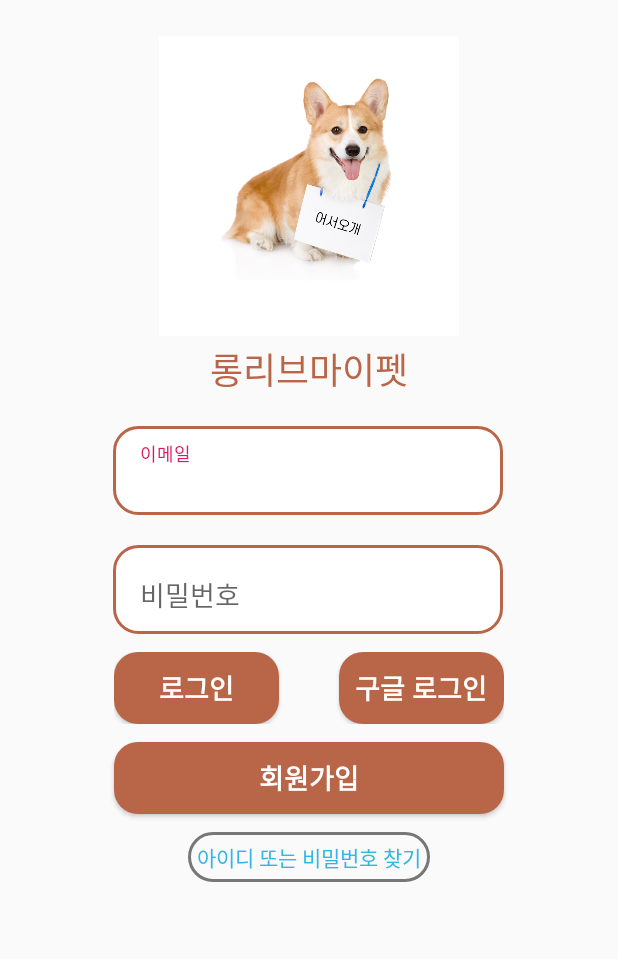
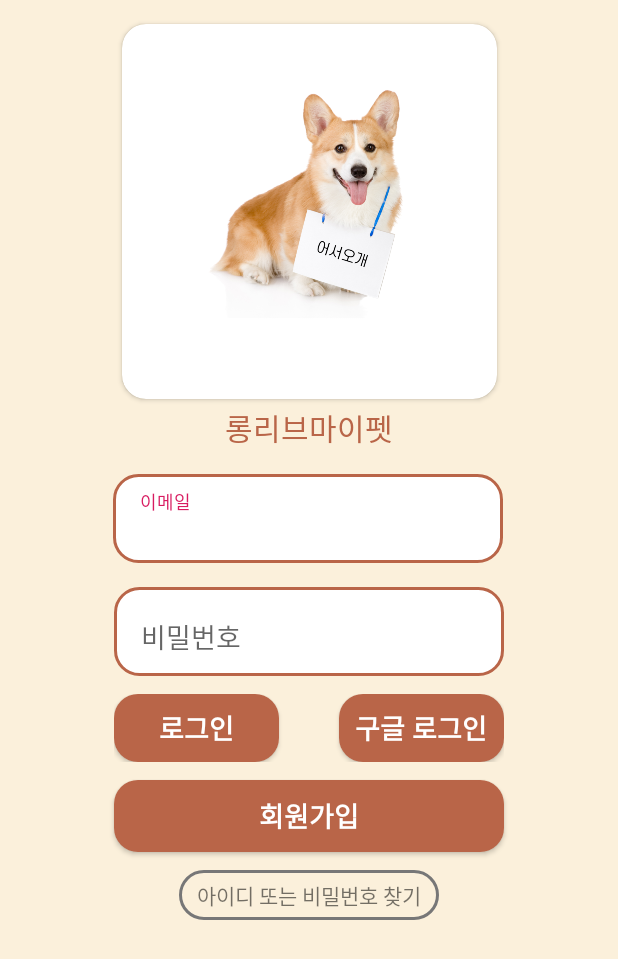
Before and after one commit to koreadydtkd/Longlivemypet, an Android app: the screen it shows after launch (LoginActivity), on a phone screen of 412 x 824 dp. Shown: the top 959 px of the screen. Run offline under Robolectric (Android 15) with nearby library versions, the phone set to English and light mode, and no system bars; our stand-ins replace Firebase (no records; nobody signed in at launch, a user with empty details on screens opened directly).

Commit message:
2020-02-12 용상

```diff
--- a/app/src/main/res/layout/activity_find.xml
+++ b/app/src/main/res/layout/activity_find.xml
@@ -2,6 +2,7 @@
 <androidx.constraintlayout.widget.ConstraintLayout xmlns:android="http://schemas.android.com/apk/res/android"
     xmlns:app="http://schemas.android.com/apk/res-auto"
     xmlns:tools="http://schemas.android.com/tools"
+    android:background="#20FFAA00"
     android:layout_width="match_parent"
     android:layout_height="match_parent"
     tools:context=".FindActivity">
--- a/app/src/main/res/layout/activity_join_second.xml
+++ b/app/src/main/res/layout/activity_join_second.xml
@@ -2,6 +2,7 @@
 <LinearLayout xmlns:android="http://schemas.android.com/apk/res/android"
     xmlns:app="http://schemas.android.com/apk/res-auto"
     xmlns:tools="http://schemas.android.com/tools"
+    android:background="#20FFAA00"
     android:layout_width="match_parent"
     android:layout_height="match_parent"
     android:orientation="vertical"
--- a/app/src/main/res/layout/activity_login.xml
+++ b/app/src/main/res/layout/activity_login.xml
@@ -2,20 +2,30 @@
 <androidx.constraintlayout.widget.ConstraintLayout xmlns:android="http://schemas.android.com/apk/res/android"
     xmlns:app="http://schemas.android.com/apk/res-auto"
     xmlns:tools="http://schemas.android.com/tools"
+    android:background="#20FFAA00"
     android:layout_width="match_parent"
     android:layout_height="match_parent"
     tools:context=".LoginActivity">
 
-    <ImageView
-        android:id="@+id/imageView"
-        android:layout_width="200dp"
-        android:layout_height="200dp"
-        android:layout_marginTop="24dp"
-        android:scaleType="fitCenter"
-        android:src="@drawable/logo"
+    <androidx.cardview.widget.CardView
+        android:id="@+id/cardView"
+        app:cardCornerRadius="16dp"
+        android:layout_marginTop="16dp"
         app:layout_constraintLeft_toLeftOf="parent"
         app:layout_constraintRight_toRightOf="parent"
-        app:layout_constraintTop_toTopOf="parent" />
+        app:layout_constraintTop_toTopOf="parent"
+        android:layout_width="wrap_content"
+        android:layout_height="wrap_content">
+
+        <ImageView
+            android:layout_width="250dp"
+            android:layout_height="250dp"
+            android:padding="12dp"
+            android:src="@drawable/logo"
+            android:scaleType="fitXY"
+            />
+
+    </androidx.cardview.widget.CardView>
 
     <TextView
         android:id="@+id/textView"
@@ -23,9 +33,9 @@
         android:layout_height="wrap_content"
         android:textColor="@color/mainColor"
         android:text="롱리브마이펫"
-        android:textSize="24sp"
+        android:textSize="20sp"
         android:layout_marginTop="4dp"
-        app:layout_constraintTop_toBottomOf="@+id/imageView"
+        app:layout_constraintTop_toBottomOf="@+id/cardView"
         app:layout_constraintLeft_toLeftOf="parent"
         app:layout_constraintRight_toRightOf="parent" />
 
@@ -33,7 +43,7 @@
         android:id="@+id/textInputID"
         android:layout_width="260dp"
         android:layout_height="wrap_content"
-        android:layout_marginTop="20dp"
+        android:layout_marginTop="16dp"
         android:background="@drawable/buttonsecond"
         android:paddingLeft="18dp"
         android:paddingTop="12dp"
@@ -58,13 +68,12 @@
         android:id="@+id/textInputPW"
         android:layout_width="260dp"
         android:layout_height="wrap_content"
-        android:layout_marginTop="20dp"
+        android:layout_marginTop="16dp"
         android:background="@drawable/buttonsecond"
         android:paddingLeft="18dp"
         android:paddingTop="12dp"
         android:paddingRight="18dp"
         android:paddingBottom="12dp"
-        app:layout_constraintHorizontal_bias="0.496"
         app:layout_constraintLeft_toLeftOf="parent"
         app:layout_constraintRight_toRightOf="parent"
         app:layout_constraintTop_toBottomOf="@+id/textInputID">
@@ -86,12 +95,12 @@
         app:layout_constraintTop_toBottomOf="@id/textInputPW"
         android:layout_marginTop="12dp"
         android:layout_width="260dp"
-        android:layout_height="wrap_content">
+        android:layout_height="45dp">
 
         <Button
             android:id="@+id/button_login"
             android:layout_width="110dp"
-            android:layout_height="wrap_content"
+            android:layout_height="match_parent"
             android:layout_alignParentLeft="true"
             android:background="@drawable/button"
             android:text="로그인"
@@ -102,10 +111,10 @@
         <Button
             android:id="@+id/button_Google"
             android:layout_width="110dp"
+            android:layout_height="match_parent"
             android:background="@drawable/button"
             android:textColor="#FFFFFF"
             android:textStyle="bold"
-            android:layout_height="wrap_content"
             android:layout_alignParentRight="true"
             android:text="구글 로그인"
             android:textSize="18sp" />
@@ -131,12 +140,12 @@
         android:text="아이디 또는 비밀번호 찾기"
         android:layout_marginTop="12dp"
         android:background="@drawable/border"
-        android:textColor="@android:color/holo_blue_light"
         app:layout_constraintLeft_toLeftOf="parent"
         app:layout_constraintRight_toRightOf="parent"
         app:layout_constraintTop_toBottomOf="@+id/button_join"
         android:gravity="right"
-        android:padding="6dp"
+        android:paddingVertical="6dp"
+        android:paddingHorizontal="12dp"
         android:layout_width="wrap_content"
         android:layout_height="wrap_content" />
 
--- a/app/src/main/res/layout/community_item.xml
+++ b/app/src/main/res/layout/community_item.xml
@@ -3,7 +3,8 @@
     android:layout_width="match_parent"
     android:layout_height="wrap_content"
     xmlns:app="http://schemas.android.com/apk/res-auto"
-    android:layout_margin="4dp"
+    android:layout_marginBottom="4dp"
+    android:layout_marginHorizontal="12dp"
     app:cardCornerRadius="8dp">
 
     <LinearLayout
--- a/app/src/main/res/layout/fragment_community.xml
+++ b/app/src/main/res/layout/fragment_community.xml
@@ -3,6 +3,7 @@
     xmlns:tools="http://schemas.android.com/tools"
     android:layout_width="match_parent"
     android:layout_height="match_parent"
+    android:background="#20FFAA00"
     xmlns:app="http://schemas.android.com/apk/res-auto"
     tools:context=".CommunityFragment">
 
@@ -70,7 +71,7 @@
 
     <LinearLayout
         android:id="@+id/relativeLayout3"
-        android:background="#10000000"
+        android:background="#20000000"
         android:orientation="horizontal"
         android:layout_width="match_parent"
         android:layout_height="45dp"
--- a/app/src/main/res/layout/fragment_home.xml
+++ b/app/src/main/res/layout/fragment_home.xml
@@ -3,6 +3,7 @@
     xmlns:tools="http://schemas.android.com/tools"
     android:layout_width="match_parent"
     android:layout_height="match_parent"
+    android:background="#20FFAA00"
     xmlns:app="http://schemas.android.com/apk/res-auto"
     tools:context=".HomeFragment">
 
@@ -18,6 +19,7 @@
 
         <TextView
             android:text="LongLiveMyPet"
+            android:textStyle="bold"
             android:textSize="24sp"
             android:textColor="@color/mainColor"
             android:layout_width="wrap_content"
--- a/app/src/main/res/layout/fragment_sound.xml
+++ b/app/src/main/res/layout/fragment_sound.xml
@@ -2,6 +2,7 @@
 <androidx.constraintlayout.widget.ConstraintLayout xmlns:android="http://schemas.android.com/apk/res/android"
     xmlns:app="http://schemas.android.com/apk/res-auto"
     xmlns:tools="http://schemas.android.com/tools"
+    android:background="#20FFAA00"
     android:layout_width="match_parent"
     android:layout_height="match_parent"
     tools:context=".MainActivity">
@@ -21,6 +22,7 @@
         android:gravity="center_vertical"
         android:layout_width="wrap_content"
         android:layout_height="50dp"
+        android:textColor="#AA000000"
         app:layout_constraintTop_toTopOf="parent"
         app:layout_constraintLeft_toLeftOf="parent"
         app:layout_constraintRight_toRightOf="parent"
--- a/app/src/main/res/layout/fragment_sound_cat.xml
+++ b/app/src/main/res/layout/fragment_sound_cat.xml
@@ -2,6 +2,7 @@
 <androidx.constraintlayout.widget.ConstraintLayout xmlns:android="http://schemas.android.com/apk/res/android"
     xmlns:app="http://schemas.android.com/apk/res-auto"
     xmlns:tools="http://schemas.android.com/tools"
+    android:background="#20FFAA00"
     android:layout_width="match_parent"
     android:layout_height="match_parent"
     tools:context=".MainActivity">
@@ -21,6 +22,7 @@
         android:gravity="center_vertical"
         android:layout_width="wrap_content"
         android:layout_height="50dp"
+        android:textColor="#AA000000"
         app:layout_constraintTop_toTopOf="parent"
         app:layout_constraintLeft_toLeftOf="parent"
         app:layout_constraintRight_toRightOf="parent"
--- a/app/src/main/res/layout/fragment_sound_dog.xml
+++ b/app/src/main/res/layout/fragment_sound_dog.xml
@@ -2,6 +2,7 @@
 <androidx.constraintlayout.widget.ConstraintLayout xmlns:android="http://schemas.android.com/apk/res/android"
     xmlns:app="http://schemas.android.com/apk/res-auto"
     xmlns:tools="http://schemas.android.com/tools"
+    android:background="#20FFAA00"
     android:layout_width="match_parent"
     android:layout_height="match_parent"
     tools:context=".MainActivity">
@@ -21,6 +22,7 @@
         android:gravity="center_vertical"
         android:layout_width="wrap_content"
         android:layout_height="50dp"
+        android:textColor="#AA000000"
         app:layout_constraintTop_toTopOf="parent"
         app:layout_constraintLeft_toLeftOf="parent"
         app:layout_constraintRight_toRightOf="parent"
```
Also changed, not shown: app/src/main/res/layout/activity_join.xml (+16 -16 lines), app/src/main/res/layout/fragment_community_detail.xml (+19 -13 lines), app/src/main/res/layout/fragment_community_write.xml (+19 -9 lines).
